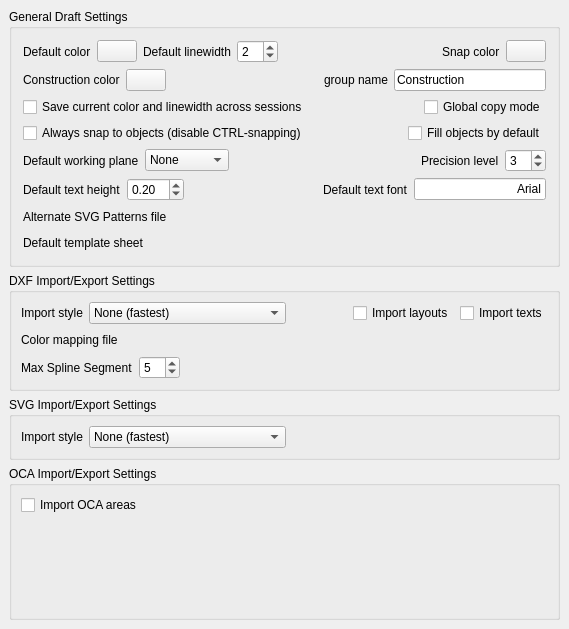
First picture: the form in src/Mod/Draft/userprefs.ui, repository berndhahnebach/All_FreeCAD, before the edit.
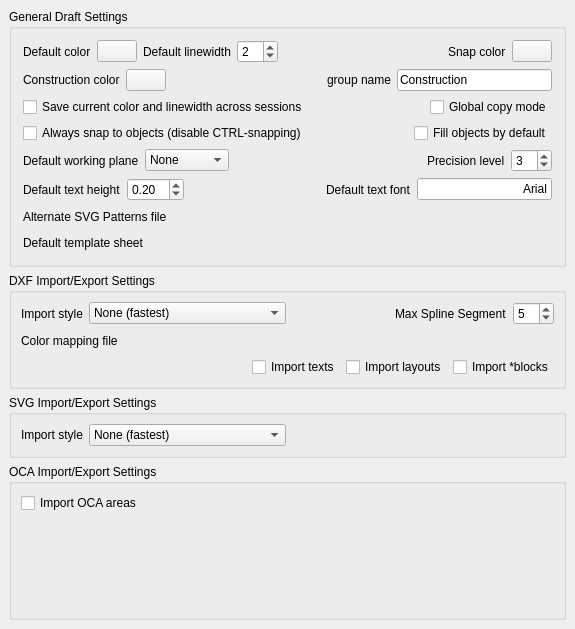
Second picture: the form after the edit. Custom widgets are drawn as their Qt base class.

Commit message: + Draft importDXF now supports block attributes

What changed in the file:
```diff
--- a/src/Mod/Draft/userprefs.ui
+++ b/src/Mod/Draft/userprefs.ui
@@ -6,7 +6,7 @@
    <rect>
     <x>0</x>
     <y>0</y>
-    <width>569</width>
+    <width>575</width>
     <height>629</height>
    </rect>
   </property>
@@ -467,6 +467,12 @@
         </item>
         <item>
          <widget class="Gui::PrefFileChooser" name="gui::preffilechooser_3">
+          <property name="minimumSize">
+           <size>
+            <width>300</width>
+            <height>0</height>
+           </size>
+          </property>
           <property name="toolTip">
            <string>This is the location of a SVG file containing &lt;pattern&gt; definitions that can be added to the standard Draft hatch patterns</string>
           </property>
@@ -504,6 +510,12 @@
         </item>
         <item>
          <widget class="Gui::PrefFileChooser" name="gui::preffilechooser_2">
+          <property name="minimumSize">
+           <size>
+            <width>300</width>
+            <height>0</height>
+           </size>
+          </property>
           <property name="toolTip">
            <string>The default template to use when creating a new drawing sheet</string>
           </property>
@@ -599,28 +611,25 @@
          </spacer>
         </item>
         <item>
-         <widget class="Gui::PrefCheckBox" name="gui::prefcheckbox_3">
-          <property name="toolTip">
-           <string>if this is checked, paper space objects will be imported too</string>
-          </property>
+         <widget class="QLabel" name="label_7">
           <property name="text">
-           <string>Import layouts</string>
-          </property>
-          <property name="prefEntry" stdset="0">
-           <cstring>dxflayout</cstring>
-          </property>
-          <property name="prefPath" stdset="0">
-           <cstring>Mod/Draft</cstring>
+           <string>Max Spline Segment</string>
           </property>
          </widget>
         </item>
         <item>
-         <widget class="Gui::PrefCheckBox" name="gui::prefcheckbox_2">
+         <widget class="Gui::PrefSpinBox" name="gui::prefspinbox_2">
+          <property name="maximumSize">
+           <size>
+            <width>60</width>
+            <height>16777215</height>
+           </size>
+          </property>
           <property name="toolTip">
            <string>if this is unchecked, texts/mtexts won't be imported</string>
           </property>
-          <property name="text">
-           <string>Import texts</string>
+          <property name="value">
+           <number>5</number>
           </property>
           <property name="prefEntry" stdset="0">
            <cstring>dxftext</cstring>
@@ -656,6 +665,12 @@
         </item>
         <item>
          <widget class="Gui::PrefFileChooser" name="gui::preffilechooser">
+          <property name="minimumSize">
+           <size>
+            <width>300</width>
+            <height>0</height>
+           </size>
+          </property>
           <property name="toolTip">
            <string>The color mapping file for translating dxf colors into linewidths</string>
           </property>
@@ -671,35 +686,6 @@
       </item>
       <item>
        <layout class="QHBoxLayout" name="horizontalLayout_7">
-        <item>
-         <widget class="QLabel" name="label_7">
-          <property name="text">
-           <string>Max Spline Segment</string>
-          </property>
-         </widget>
-        </item>
-        <item>
-         <widget class="Gui::PrefSpinBox" name="gui::prefspinbox_2">
-          <property name="maximumSize">
-           <size>
-            <width>60</width>
-            <height>16777215</height>
-           </size>
-          </property>
-          <property name="toolTip">
-           <string>When exporting splines to DXF, they are transformed in polylines. This value is the maximum length of each of the polyline segments. If 0, then the whole spline is treated as a straight segment.</string>
-          </property>
-          <property name="value">
-           <number>5</number>
-          </property>
-          <property name="prefEntry" stdset="0">
-           <cstring>maxsplinesegment</cstring>
-          </property>
-          <property name="prefPath" stdset="0">
-           <cstring>Mod/Draft</cstring>
-          </property>
-         </widget>
-        </item>
         <item>
          <spacer name="horizontalSpacer_7">
           <property name="orientation">
@@ -713,6 +699,54 @@
           </property>
          </spacer>
         </item>
+        <item>
+         <widget class="Gui::PrefCheckBox" name="gui::prefcheckbox_2">
+          <property name="toolTip">
+           <string>if this is unchecked, texts/mtexts won't be imported</string>
+          </property>
+          <property name="text">
+           <string>Import texts</string>
+          </property>
+          <property name="prefEntry" stdset="0">
+           <cstring>dxftext</cstring>
+          </property>
+          <property name="prefPath" stdset="0">
+           <cstring>Mod/Draft</cstring>
+          </property>
+         </widget>
+        </item>
+        <item>
+         <widget class="Gui::PrefCheckBox" name="gui::prefcheckbox_3">
+          <property name="toolTip">
+           <string>if this is checked, paper space objects will be imported too</string>
+          </property>
+          <property name="text">
+           <string>Import layouts</string>
+          </property>
+          <property name="prefEntry" stdset="0">
+           <cstring>dxflayout</cstring>
+          </property>
+          <property name="prefPath" stdset="0">
+           <cstring>Mod/Draft</cstring>
+          </property>
+         </widget>
+        </item>
+        <item>
+         <widget class="Gui::PrefCheckBox" name="gui::prefcheckbox_7">
+          <property name="toolTip">
+           <string>Check this if you want the non-named blocks (beginning with a *) to be imported too</string>
+          </property>
+          <property name="text">
+           <string>Import *blocks</string>
+          </property>
+          <property name="prefEntry" stdset="0">
+           <cstring>dxfstarblocks</cstring>
+          </property>
+          <property name="prefPath" stdset="0">
+           <cstring>Mod/Draft</cstring>
+          </property>
+         </widget>
+        </item>
        </layout>
       </item>
      </layout>
```
Left out of the diff: 4 changed lines with no effect on the pictures. The commit also changes 1 other file.
